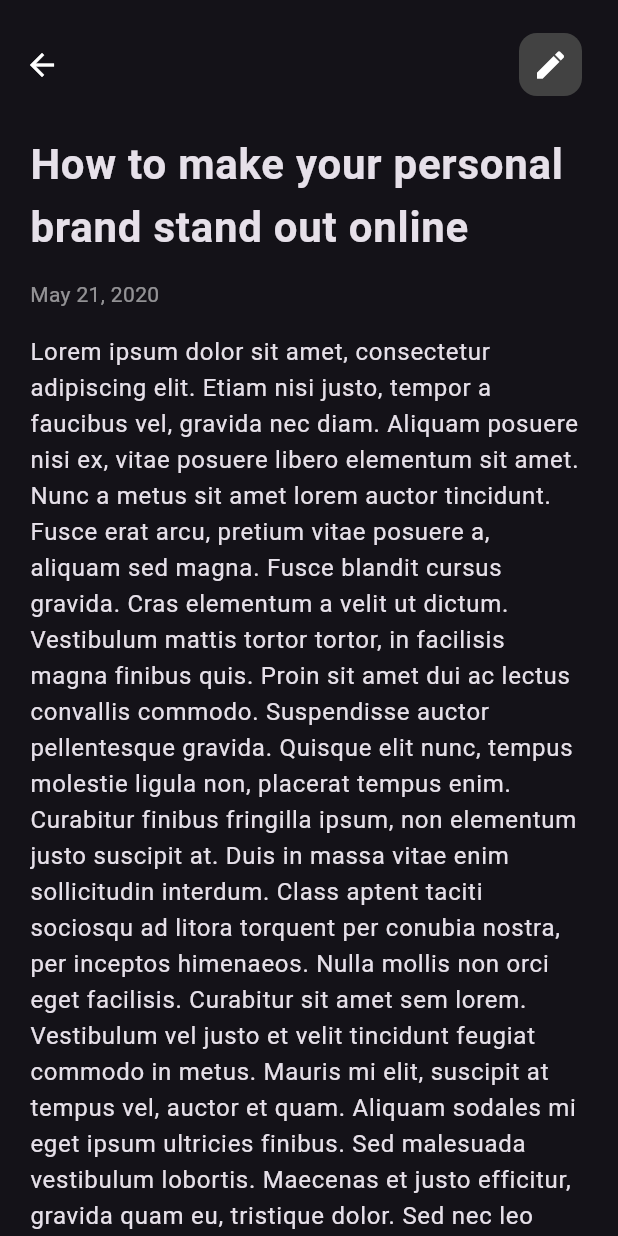
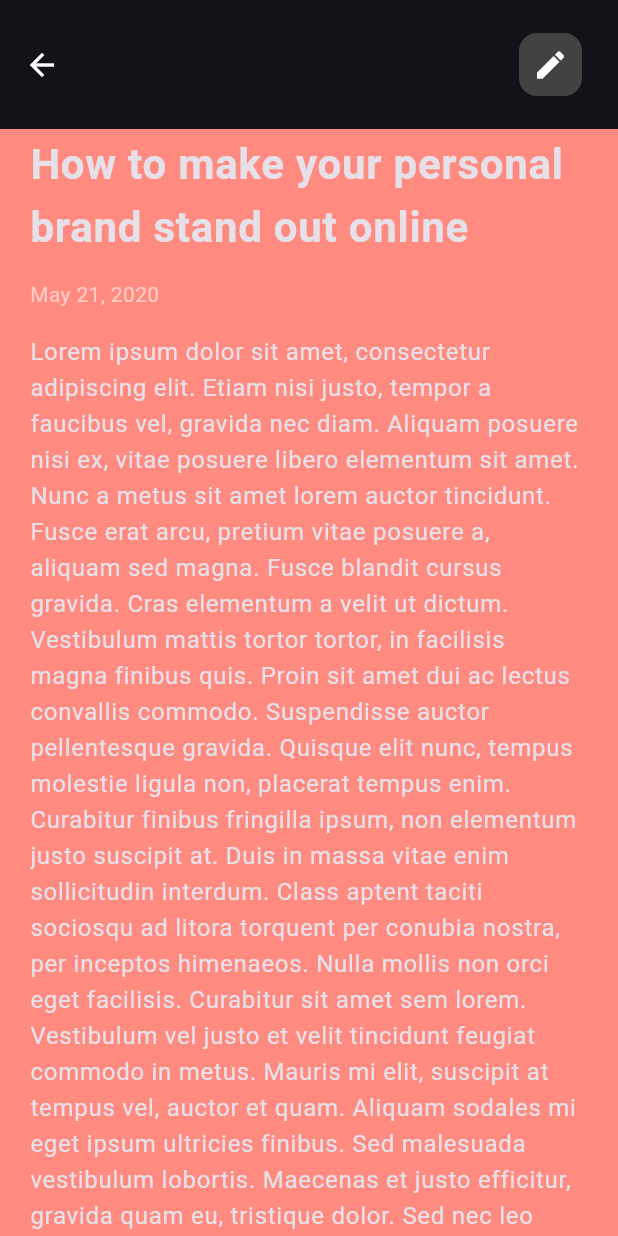
Before and after one commit to RodrigoUchoa001/notes-app, a Flutter app: the screen it shows after launch, after a tap on "How to make your personal brand stand ou", on a phone screen of 412 x 824 dp. Run offline on Flutter 3.47's test engine with Material 3 defaults, Android fonts, the phone set to English and light mode, and no system bars; our stand-ins replace firebase_core, flutter_riverpod, waterfall_flow; accounts and stored records are empty; generated files the repository leaves out were written again.

Commit message:
now the edit note screen show the color of the note on background

```diff
--- a/lib/ui/screens/edit_note_screen.dart
+++ b/lib/ui/screens/edit_note_screen.dart
@@ -12,11 +12,13 @@ class EditNoteScreen extends StatelessWidget {
   final String titleText;
   final String dateText;
   final String contentText;
+  final Color backgroundColor;
   const EditNoteScreen(
       {super.key,
       required this.titleText,
       required this.contentText,
-      required this.dateText});
+      required this.dateText,
+      required this.backgroundColor});
 
   @override
   Widget build(BuildContext context) {
@@ -25,8 +27,8 @@ class EditNoteScreen extends StatelessWidget {
     final dateController = TextEditingController(text: dateText);
 
     return Scaffold(
+      backgroundColor: backgroundColor,
       appBar: AppBar(
-        backgroundColor: Colors.transparent,
         toolbarHeight: 86,
         actions: [
           Material(
--- a/lib/ui/widgets/home_screen/note_card.dart
+++ b/lib/ui/widgets/home_screen/note_card.dart
@@ -21,6 +21,7 @@ class NoteCard extends StatelessWidget {
           Navigator.of(context).push(
             MaterialPageRoute(
               builder: (context) => EditNoteScreen(
+                backgroundColor: color,
                 titleText: title,
                 contentText:
                     'Lorem ipsum dolor sit amet, consectetur adipiscing elit. Etiam nisi justo, tempor a faucibus vel, gravida nec diam. Aliquam posuere nisi ex, vitae posuere libero elementum sit amet. Nunc a metus sit amet lorem auctor tincidunt. Fusce erat arcu, pretium vitae posuere a, aliquam sed magna. Fusce blandit cursus gravida. Cras elementum a velit ut dictum. Vestibulum mattis tortor tortor, in facilisis magna finibus quis. Proin sit amet dui ac lectus convallis commodo. Suspendisse auctor pellentesque gravida. Quisque elit nunc, tempus molestie ligula non, placerat tempus enim. Curabitur finibus fringilla ipsum, non elementum justo suscipit at. Duis in massa vitae enim sollicitudin interdum. Class aptent taciti sociosqu ad litora torquent per conubia nostra, per inceptos himenaeos. Nulla mollis non orci eget facilisis. Curabitur sit amet sem lorem. Vestibulum vel justo et velit tincidunt feugiat commodo in metus. Mauris mi elit, suscipit at tempus vel, auctor et quam. Aliquam sodales mi eget ipsum ultricies finibus. Sed malesuada vestibulum lobortis. Maecenas et justo efficitur, gravida quam eu, tristique dolor. Sed nec leo egestas, maximus dolor ut, maximus purus. Pellentesque habitant morbi tristique senectus et netus et malesuada fames ac turpis egestas. Vestibulum sit amet augue et massa ultricies rhoncus ac eget lectus. Cras dictum molestie tincidunt. Donec aliquet, orci vel tincidunt blandit, massa ligula mollis nibh, in tempus erat lacus eu erat.',
```
